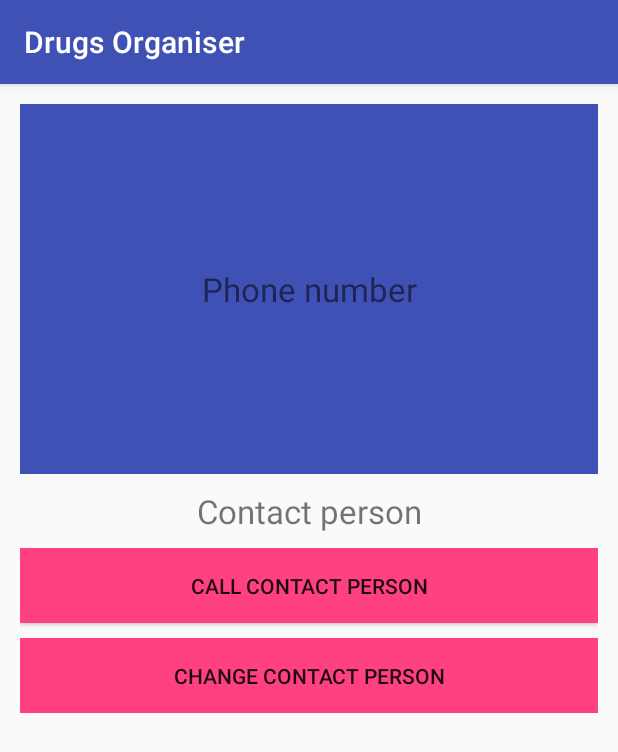
After one commit to staki777/AndroidOrganiser, an Android app: the fragment ContactPersonFragment shown on its own in the app's theme, on a phone screen of 412 x 824 dp. The commit adds this screen. Shown: the top 752 px of the screen. Run offline under Robolectric (Android 15) with nearby library versions, the phone set to English and light mode, and no system bars.

Commit message:
"Contact Person + menu update"

```diff
--- a/app/src/main/AndroidManifest.xml
+++ b/app/src/main/AndroidManifest.xml
@@ -2,6 +2,7 @@
 <manifest xmlns:android="http://schemas.android.com/apk/res/android"
     package="com.example.user.drugsorganiser">
 
+    <uses-permission android:name="android.permission.READ_CONTACTS"/>
     <application
         android:allowBackup="true"
         android:icon="@mipmap/ic_launcher"
--- /dev/null
+++ b/app/src/main/java/com/example/user/drugsorganiser/ViewModel/ContactPersonFragment.java
@@ -0,0 +1,163 @@
+package com.example.user.drugsorganiser.ViewModel;
+
+
+import android.Manifest;
+import android.annotation.TargetApi;
+import android.content.Intent;
+import android.content.pm.PackageManager;
+import android.database.Cursor;
+import android.net.Uri;
+import android.os.Bundle;
+import android.provider.ContactsContract;
+import android.support.annotation.NonNull;
+import android.support.v4.app.ActivityCompat;
+import android.app.Fragment;
+import android.support.v4.content.ContextCompat;
+import android.text.TextUtils;
+import android.view.LayoutInflater;
+import android.view.View;
+import android.view.ViewGroup;
+import android.widget.Button;
+import android.widget.TextView;
+import android.widget.Toast;
+
+import com.example.user.drugsorganiser.R;
+
+import static android.app.Activity.RESULT_OK;
+
+public class ContactPersonFragment extends Fragment {
+
+    private static final int PICK_CONTACT = 1;
+
+    private TextView nameTextView, phoneTextView;
+    private Button callButton, changeButton;
+
+    private Intent callIntent;
+    private Intent pickIntent;
+
+    public ContactPersonFragment() {
+        // Required empty public constructor
+    }
+
+    @Override
+    public View onCreateView(LayoutInflater inflater, ViewGroup container,
+                             Bundle savedInstanceState) {
+        // Inflate the layout for this fragment
+        return inflater.inflate(R.layout.fragment_contact_person, container, false);
+    }
+
+    @Override
+    public void onCreate(Bundle savedInstanceState) {
+        super.onCreate(savedInstanceState);
+        getPermissionToReadUserContacts();
+    }
+
+    @TargetApi(23)
+    public void getPermissionToReadUserContacts() {
+        if (ContextCompat.checkSelfPermission(getActivity(), Manifest.permission.READ_CONTACTS)
+                != PackageManager.PERMISSION_GRANTED) {
+            requestPermissions(new String[]{Manifest.permission.READ_CONTACTS},PICK_CONTACT);
+        }
+    }
+
+    // Callback with the request from calling requestPermissions(...)
+    @Override
+    public void onRequestPermissionsResult(int requestCode,
+                                           @NonNull String permissions[],
+                                           @NonNull int[] grantResults) {
+        if (requestCode == PICK_CONTACT) {
+            if (grantResults.length == 1 &&
+                    grantResults[0] == PackageManager.PERMISSION_GRANTED) {
+                Toast.makeText(getActivity(), "Read Contacts permission granted", Toast.LENGTH_SHORT).show();
+            } else {
+                Toast.makeText(getActivity(), "Read Contacts permission denied", Toast.LENGTH_SHORT).show();
+            }
+        } else {
+            super.onRequestPermissionsResult(requestCode, permissions, grantResults);
+        }
+    }
+
+    @Override
+    public void onStart() {
+        super.onStart();
+
+        nameTextView = (TextView) getView().findViewById(R.id.name_contact);
+        phoneTextView = (TextView) getView().findViewById(R.id.phone_contact);
+        callButton = (Button) getView().findViewById(R.id.call_contact);
+        changeButton = (Button) getView().findViewById(R.id.change_contact);
+
+        nameTextView.setText("Contact person");
+        phoneTextView.setText("Phone number");
+
+        callButton.setOnClickListener(new View.OnClickListener() {
+
+            @Override
+            public void onClick(View v) {
+                if (TextUtils.isEmpty(phoneTextView.getText().toString().trim())) {
+                    Toast.makeText(getActivity(), "Phone number must be specified", Toast.LENGTH_SHORT).show();
+                }
+                //TODO: Not finished
+                callIntent = new Intent(Intent.ACTION_CALL);
+                callIntent.setData(Uri.parse("tel:"+phoneTextView.getText().toString().trim()));
+
+                if (ActivityCompat.checkSelfPermission(getActivity(),
+                        Manifest.permission.CALL_PHONE) != PackageManager.PERMISSION_GRANTED) {
+                    return;
+                }
+                startActivity(callIntent);
+            }
+        });
+
+        changeButton.setOnClickListener(new View.OnClickListener() {
+            @Override
+            public void onClick(View v) {
+                //grantUriPermission();
+                Intent pickIntent = new Intent(Intent.ACTION_PICK, ContactsContract.Contacts.CONTENT_URI);
+                startActivityForResult(pickIntent, PICK_CONTACT);
+            }});
+    }
+
+    @Override
+    public void onActivityResult(int requestCode, int resultCode, Intent data) {
+        super.onActivityResult(requestCode, resultCode, data);
+        //TODO: Not finished
+        if(requestCode == PICK_CONTACT){
+            if(resultCode == RESULT_OK){
+                Uri contactData = data.getData();
+                Cursor cursor =  getActivity().getContentResolver().query(contactData, null, null, null, null);
+                cursor.moveToFirst();
+
+                String name = "", number = "";
+                String hasPhone = cursor.getString(cursor.getColumnIndexOrThrow(ContactsContract.Contacts.HAS_PHONE_NUMBER));
+                String contactId = cursor.getString(cursor.getColumnIndexOrThrow(ContactsContract.Contacts._ID));
+                if (hasPhone.equals("1")) {
+                    Cursor phones = getActivity().getContentResolver().query
+                            (ContactsContract.CommonDataKinds.Phone.CONTENT_URI, null,
+                                    ContactsContract.CommonDataKinds.Phone.CONTACT_ID
+                                            + " = " + contactId, null, null);
+                    while (phones.moveToNext()) {
+                        number = phones.getString(phones.getColumnIndex
+                                (ContactsContract.CommonDataKinds.Phone.NUMBER)).replaceAll("[-+() ]", "");
+                        //name =  phones.getString(phones.getColumnIndex(ContactsContract.CommonDataKinds.Nickname.NAME));
+                    }
+                    phones.close();
+                } else {
+                    Toast.makeText(getActivity(), "This contact has no phone number", Toast.LENGTH_LONG).show();
+                }
+
+                number = cursor.getString(cursor.getColumnIndexOrThrow(ContactsContract.CommonDataKinds.Phone.NUMBER));
+                //name =  cursor.getString(cursor.getColumnIndexOrThrow(ContactsContract.CommonDataKinds.Nickname.NAME));
+
+                nameTextView.setText(name);
+                phoneTextView.setText(number);
+
+                cursor.close();
+
+                Toast.makeText(getActivity(), "New contact person has been selected.", Toast.LENGTH_SHORT).show();
+            }
+            else
+                phoneTextView.setText("niee");
+
+        }
+    }
+}
--- a/app/src/main/java/com/example/user/drugsorganiser/ViewModel/DrugsActivity.java
+++ b/app/src/main/java/com/example/user/drugsorganiser/ViewModel/DrugsActivity.java
@@ -94,7 +94,10 @@ public class DrugsActivity extends AppCompatActivity
         if (id == R.id.nav_my_drugs) {
             getFragmentManager().beginTransaction().replace(R.id.toReplace, new MyDrugsFragment()).disallowAddToBackStack().commit();
           }
-          else if (id == R.id.nav_logout) {
+        else if (id == R.id.contact_person) {
+            getFragmentManager().beginTransaction().replace(R.id.toReplace, new ContactPersonFragment()).disallowAddToBackStack().commit();
+        }
+        else if (id == R.id.nav_logout) {
             Intent intent=new Intent(this, MainActivity.class);
             this.finish();
             startActivity(intent);
--- /dev/null
+++ b/app/src/main/res/layout/fragment_contact_person.xml
@@ -0,0 +1,74 @@
+<?xml version="1.0" encoding="utf-8"?>
+
+<LinearLayout xmlns:android="http://schemas.android.com/apk/res/android"
+    xmlns:tools="http://schemas.android.com/tools"
+    android:layout_width="match_parent"
+    android:layout_height="match_parent"
+    android:orientation="vertical"
+    tools:context="com.example.user.drugsorganiser.ViewModel.ContactPersonFragment"
+    >
+
+    <LinearLayout
+        android:layout_width="match_parent"
+        android:layout_height="match_parent"
+        android:layout_margin="3dp"
+        android:clickable="true"
+        android:foreground="?android:attr/selectableItemBackground"
+        android:orientation="vertical"
+        android:padding="10dp"
+        android:transitionName="fab_transition"
+        >
+
+        <TextView
+            android:layout_width="match_parent"
+            android:layout_height="0dp"
+            android:id="@+id/phone_contact"
+            android:layout_weight="1"
+            android:gravity="center"
+            android:background="?attr/colorPrimary"
+            android:textSize="22dp" />
+
+        <LinearLayout
+            android:layout_width="match_parent"
+            android:layout_height="0dp"
+            android:layout_weight="2"
+            android:orientation="vertical">
+
+            <TextView
+                android:layout_width="match_parent"
+                android:layout_height="wrap_content"
+                android:id="@+id/name_contact"
+                android:inputType="textCapSentences"
+                android:textSize="22dp"
+                android:gravity="center"
+                android:layout_margin="10dp" />
+
+            <LinearLayout
+                android:layout_width="match_parent"
+                android:layout_height="wrap_content"
+                android:orientation="vertical"
+                >
+
+                <Button
+                    android:layout_width="match_parent"
+                    android:layout_height="50dp"
+                    android:id="@+id/call_contact"
+                    android:text="@string/call_contact_person"
+                    android:background="?attr/colorAccent"
+                    android:layout_marginBottom="10dp"/>
+
+                <Button
+                    android:layout_width="match_parent"
+                    android:layout_height="50dp"
+                    android:id="@+id/change_contact"
+                    android:text="@string/change_contact_person"
+                    android:background="?attr/colorAccent"/>
+
+
+            </LinearLayout>
+
+        </LinearLayout>
+
+    </LinearLayout>
+
+</LinearLayout>
--- a/app/src/main/res/values/strings.xml
+++ b/app/src/main/res/values/strings.xml
@@ -15,6 +15,11 @@
     <string name="title_activity_drugs">DrugsActivity</string>
     <string name="current_user">CURRENT_USER</string>
     <string name="my_drugs">My drugs</string>
+    <string name="schedule">Schedule</string>
+    <string name="archive">Archive</string>
+    <string name="contact_person">Contact person</string>
+    <string name="change_contact_person">Change contact person</string>
+    <string name="call_contact_person">Call contact person</string>
     <string name="account">Account</string>
     <string name="logout">Logout</string>
     <string name="edit">Edit</string>
```
Also changed, not shown: app/src/main/res/menu/activity_drugs_drawer.xml (+12 -0 lines).
